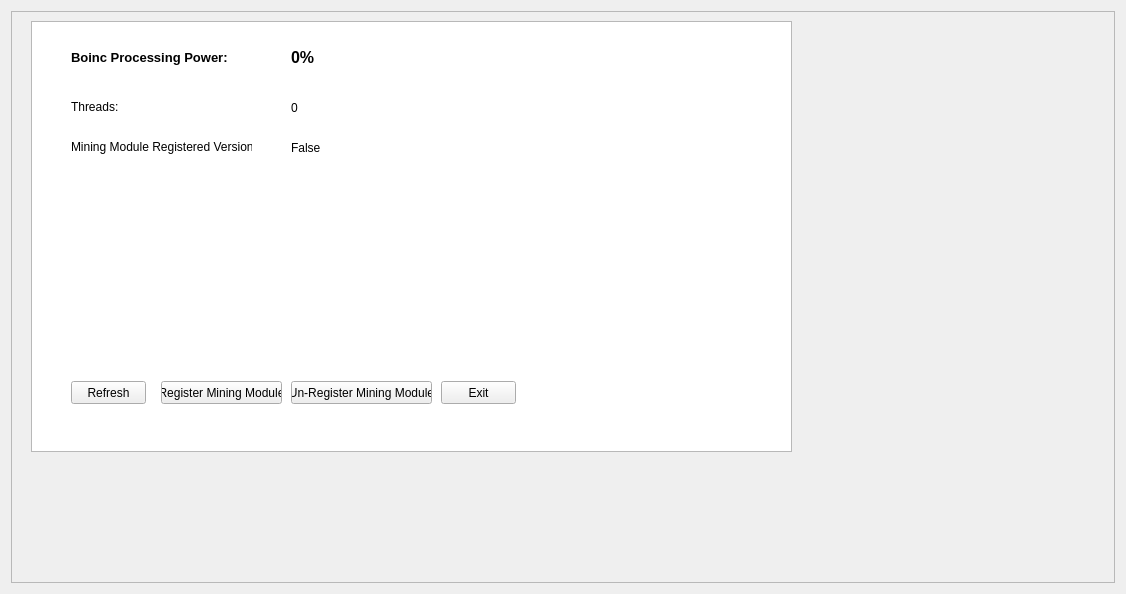
The window that src/qt/forms/miningdialog.ui (gridcoin/Gridcoin-master) describes before a commit, drawn with Qt 5.
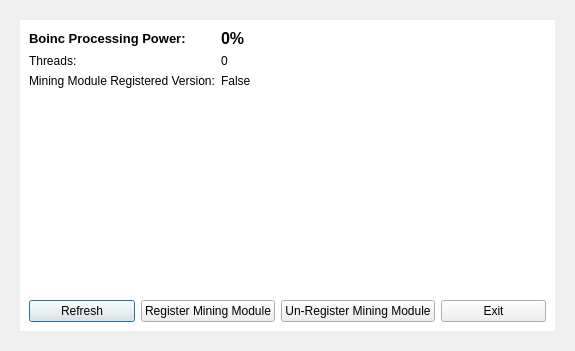
The same window after the commit.

Commit message: Added BoincHelper. Removed global_objects.hpp. Changed Mining and About dialogs form. Fixed mingw and unix makefiles. Fixed miniupnpc headers in net.cpp.

Diff of the .ui file:
```diff
--- a/src/qt/forms/miningdialog.ui
+++ b/src/qt/forms/miningdialog.ui
@@ -6,43 +6,38 @@
    <rect>
     <x>0</x>
     <y>0</y>
-    <width>1126</width>
-    <height>594</height>
+    <width>575</width>
+    <height>351</height>
    </rect>
   </property>
   <property name="windowTitle">
    <string>Gridcoin - Mining Console</string>
   </property>
   <layout class="QHBoxLayout" name="horizontalLayout_2">
-   <item>
-    <layout class="QVBoxLayout" name="verticalLayout_2">
-     <item>
-      <widget class="QFrame" name="frame">
-       <property name="frameShape">
-        <enum>QFrame::StyledPanel</enum>
-       </property>
-       <property name="frameShadow">
-        <enum>QFrame::Raised</enum>
-       </property>
-       <widget class="QTableView" name="tableView">
-        <property name="geometry">
-         <rect>
-          <x>20</x>
-          <y>10</y>
-          <width>761</width>
-          <height>431</height>
-         </rect>
-        </property>
-       </widget>
+   <property name="leftMargin">
+    <number>20</number>
+   </property>
+   <property name="topMargin">
+    <number>20</number>
+   </property>
+   <property name="rightMargin">
+    <number>20</number>
+   </property>
+   <property name="bottomMargin">
+    <number>20</number>
+   </property>
+   <item>
+    <widget class="QWidget" name="widgetBackground" native="true">
+     <property name="styleSheet">
+      <string notr="true">#widgetBackground {
+	background-color: rgb(255, 255, 255);
+}</string>
+     </property>
+     <layout class="QVBoxLayout" name="verticalLayout" stretch="1,0">
+      <item>
+       <layout class="QFormLayout" name="formLayout">
+        <item row="0" column="0">
        <widget class="QLabel" name="lblBoincPower">
-        <property name="geometry">
-         <rect>
-          <x>60</x>
-          <y>30</y>
-          <width>181</width>
-          <height>33</height>
-         </rect>
-        </property>
         <property name="maximumSize">
          <size>
           <width>300</width>
@@ -69,15 +64,9 @@
          <set>Qt::LinksAccessibleByMouse|Qt::TextSelectableByKeyboard|Qt::TextSelectableByMouse</set>
         </property>
        </widget>
+        </item>
+        <item row="0" column="1">
        <widget class="QLabel" name="lblProcessingPowerValue">
-        <property name="geometry">
-         <rect>
-          <x>280</x>
-          <y>30</y>
-          <width>222</width>
-          <height>33</height>
-         </rect>
-        </property>
         <property name="maximumSize">
          <size>
           <width>222</width>
@@ -95,15 +84,9 @@
          <string>0%</string>
         </property>
        </widget>
+        </item>
+        <item row="1" column="0">
        <widget class="QLabel" name="lblBoincPower_2">
-        <property name="geometry">
-         <rect>
-          <x>60</x>
-          <y>80</y>
-          <width>181</width>
-          <height>33</height>
-         </rect>
-        </property>
         <property name="maximumSize">
          <size>
           <width>300</width>
@@ -123,15 +106,9 @@
          <set>Qt::LinksAccessibleByMouse|Qt::TextSelectableByKeyboard|Qt::TextSelectableByMouse</set>
         </property>
        </widget>
+        </item>
+        <item row="1" column="1">
        <widget class="QLabel" name="lblThreads">
-        <property name="geometry">
-         <rect>
-          <x>280</x>
-          <y>80</y>
-          <width>222</width>
-          <height>33</height>
-         </rect>
-        </property>
         <property name="maximumSize">
          <size>
           <width>222</width>
@@ -142,50 +119,9 @@
          <string>0</string>
         </property>
        </widget>
-       <widget class="QDialogButtonBox" name="buttonBox">
-        <property name="geometry">
-         <rect>
-          <x>-820</x>
-          <y>280</y>
-          <width>77</width>
-          <height>23</height>
-         </rect>
-        </property>
-        <property name="maximumSize">
-         <size>
-          <width>555</width>
-          <height>555</height>
-         </size>
-        </property>
-        <property name="orientation">
-         <enum>Qt::Horizontal</enum>
-        </property>
-        <property name="standardButtons">
-         <set>QDialogButtonBox::Ok</set>
-        </property>
-       </widget>
-       <widget class="QPushButton" name="btnRefresh">
-        <property name="geometry">
-         <rect>
-          <x>60</x>
-          <y>370</y>
-          <width>75</width>
-          <height>23</height>
-         </rect>
-        </property>
-        <property name="text">
-         <string>Refresh</string>
-        </property>
-       </widget>
+        </item>
+        <item row="2" column="0">
        <widget class="QLabel" name="lblBoincPower_3">
-        <property name="geometry">
-         <rect>
-          <x>60</x>
-          <y>120</y>
-          <width>181</width>
-          <height>33</height>
-         </rect>
-        </property>
         <property name="maximumSize">
          <size>
           <width>300</width>
@@ -205,15 +141,9 @@
          <set>Qt::LinksAccessibleByMouse|Qt::TextSelectableByKeyboard|Qt::TextSelectableByMouse</set>
         </property>
        </widget>
+        </item>
+        <item row="2" column="1">
        <widget class="QLabel" name="lblVersion">
-        <property name="geometry">
-         <rect>
-          <x>280</x>
-          <y>120</y>
-          <width>222</width>
-          <height>33</height>
-         </rect>
-        </property>
         <property name="maximumSize">
          <size>
           <width>222</width>
@@ -224,86 +154,46 @@
          <string>False</string>
         </property>
        </widget>
+        </item>
+       </layout>
+      </item>
+      <item>
+       <layout class="QHBoxLayout" name="horizontalLayout">
+        <item>
+         <widget class="QPushButton" name="btnRefresh">
+          <property name="text">
+           <string>Refresh</string>
+          </property>
+         </widget>
+        </item>
+        <item>
        <widget class="QPushButton" name="btnRegister">
-        <property name="geometry">
-         <rect>
-          <x>150</x>
-          <y>370</y>
-          <width>121</width>
-          <height>23</height>
-         </rect>
-        </property>
         <property name="text">
          <string>Register Mining Module</string>
         </property>
        </widget>
-       <widget class="QPushButton" name="btnExit">
-        <property name="geometry">
-         <rect>
-          <x>430</x>
-          <y>370</y>
-          <width>75</width>
-          <height>23</height>
-         </rect>
-        </property>
-        <property name="text">
-         <string>Exit</string>
-        </property>
-       </widget>
+        </item>
+        <item>
        <widget class="QPushButton" name="btnUnregister">
-        <property name="geometry">
-         <rect>
-          <x>280</x>
-          <y>370</y>
-          <width>141</width>
-          <height>23</height>
-         </rect>
-        </property>
         <property name="text">
          <string>Un-Register Mining Module</string>
         </property>
        </widget>
+        </item>
+        <item>
+         <widget class="QPushButton" name="btnExit">
+          <property name="text">
+           <string>Exit</string>
+          </property>
       </widget>
      </item>
     </layout>
    </item>
   </layout>
  </widget>
- <resources>
-  <include location="../bitcoin.qrc"/>
- </resources>
- <connections>
-  <connection>
-   <sender>buttonBox</sender>
-   <signal>accepted()</signal>
-   <receiver>MiningDialog</receiver>
-   <slot>accept()</slot>
-   <hints>
-    <hint type="sourcelabel">
-     <x>360</x>
-     <y>308</y>
-    </hint>
-    <hint type="destinationlabel">
-     <x>157</x>
-     <y>274</y>
-    </hint>
-   </hints>
-  </connection>
-  <connection>
-   <sender>buttonBox</sender>
-   <signal>rejected()</signal>
-   <receiver>MiningDialog</receiver>
-   <slot>reject()</slot>
-   <hints>
-    <hint type="sourcelabel">
-     <x>428</x>
-     <y>308</y>
-    </hint>
-    <hint type="destinationlabel">
-     <x>286</x>
-     <y>274</y>
-    </hint>
-   </hints>
-  </connection>
- </connections>
+   </item>
+  </layout>
+ </widget>
+ <resources/>
+ <connections/>
 </ui>
```
Lines whose indentation alone changed are shown as unchanged. The commit also changes 51 other files.
